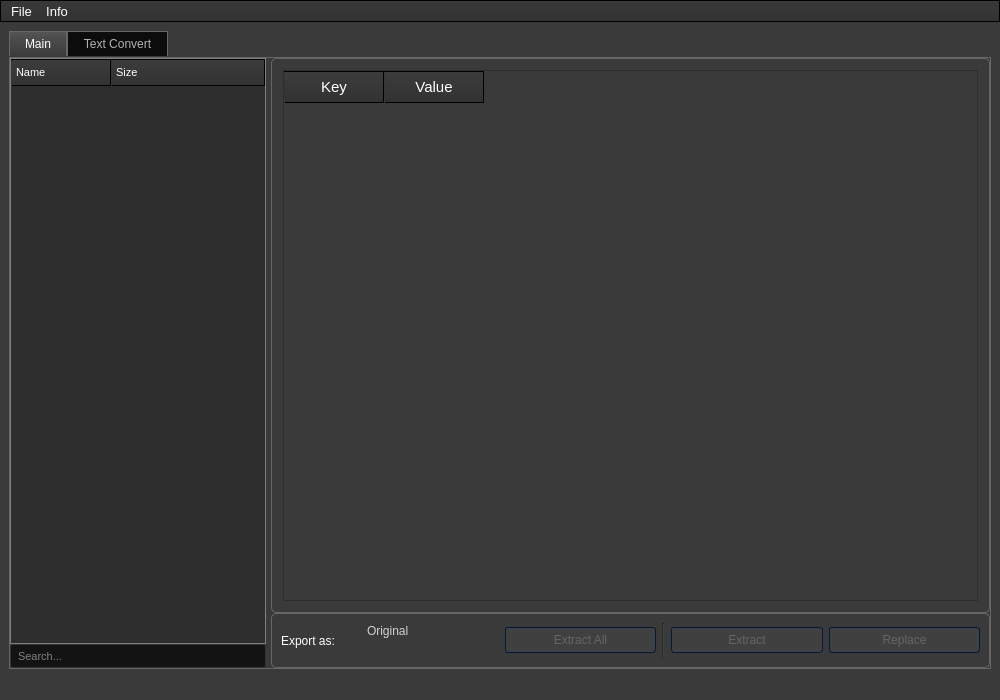
MillKeny/yerevandrive, file ydt.ui: the form before one commit.
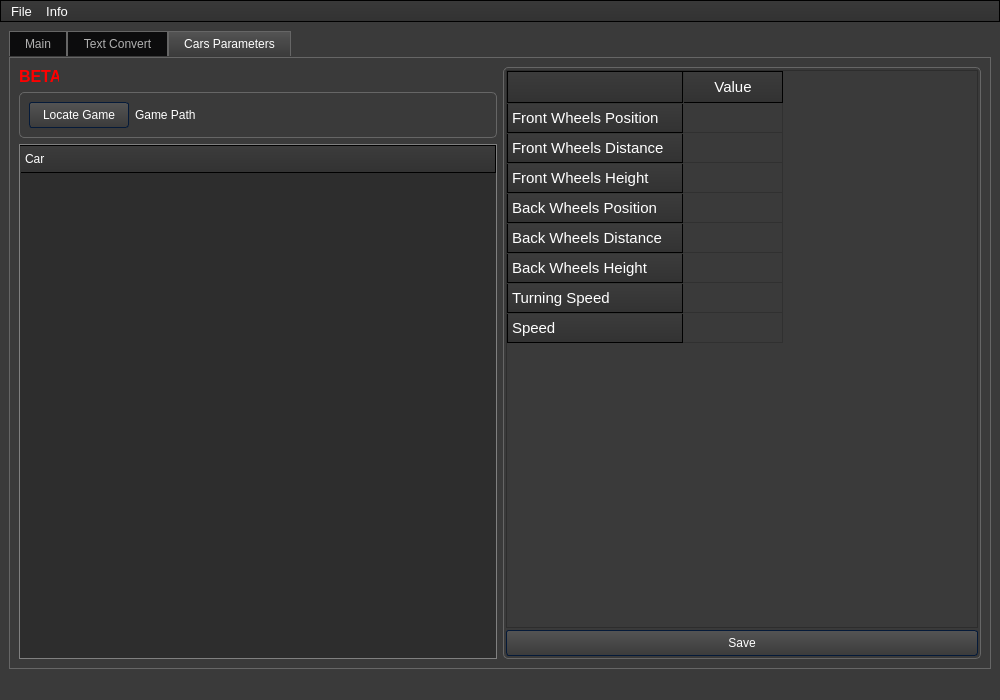
The form after the commit. Icons and pictures are not drawn.

The edit to the form file:
```diff
--- a/ydt.ui
+++ b/ydt.ui
@@ -1011,10 +1011,10 @@
   </property>
   <widget class="QWidget" name="centralwidget">
    <layout class="QGridLayout" name="gridLayout_3">
-    <item row="0" column="0">
+    <item row="0" column="1">
      <widget class="QTabWidget" name="tabWidget">
       <property name="currentIndex">
-       <number>0</number>
+       <number>2</number>
       </property>
       <widget class="QWidget" name="mainTab">
        <attribute name="title">
@@ -1480,6 +1480,191 @@
         </item>
        </layout>
       </widget>
+      <widget class="QWidget" name="carsTab">
+       <attribute name="title">
+        <string>Cars Parameters</string>
+       </attribute>
+       <layout class="QHBoxLayout" name="horizontalLayout_5">
+        <item>
+         <layout class="QVBoxLayout" name="verticalLayout_2">
+          <item>
+           <widget class="QLabel" name="label_2">
+            <property name="maximumSize">
+             <size>
+              <width>40</width>
+              <height>16777215</height>
+             </size>
+            </property>
+            <property name="font">
+             <font>
+              <pointsize>12</pointsize>
+              <bold>true</bold>
+             </font>
+            </property>
+            <property name="styleSheet">
+             <string notr="true">color: red;</string>
+            </property>
+            <property name="text">
+             <string>BETA</string>
+            </property>
+           </widget>
+          </item>
+          <item>
+           <widget class="QGroupBox" name="groupBox_4">
+            <property name="title">
+             <string/>
+            </property>
+            <layout class="QHBoxLayout" name="horizontalLayout_3">
+             <item>
+              <widget class="QPushButton" name="locateButton">
+               <property name="maximumSize">
+                <size>
+                 <width>100</width>
+                 <height>16777215</height>
+                </size>
+               </property>
+               <property name="text">
+                <string>Locate Game</string>
+               </property>
+              </widget>
+             </item>
+             <item>
+              <widget class="QLabel" name="locateLabel">
+               <property name="text">
+                <string>Game Path</string>
+               </property>
+              </widget>
+             </item>
+            </layout>
+           </widget>
+          </item>
+          <item>
+           <widget class="QTreeWidget" name="carTree">
+            <column>
+             <property name="text">
+              <string>Car</string>
+             </property>
+            </column>
+           </widget>
+          </item>
+         </layout>
+        </item>
+        <item>
+         <widget class="QGroupBox" name="groupBox_3">
+          <property name="title">
+           <string/>
+          </property>
+          <layout class="QGridLayout" name="gridLayout_2" rowstretch="0,0">
+           <property name="leftMargin">
+            <number>2</number>
+           </property>
+           <property name="topMargin">
+            <number>2</number>
+           </property>
+           <property name="rightMargin">
+            <number>2</number>
+           </property>
+           <property name="bottomMargin">
+            <number>2</number>
+           </property>
+           <property name="spacing">
+            <number>2</number>
+           </property>
+           <item row="0" column="0">
+            <widget class="QTableWidget" name="paramsTable">
+             <property name="font">
+              <font>
+               <pointsize>11</pointsize>
+               <bold>false</bold>
+               <kerning>true</kerning>
+              </font>
+             </property>
+             <property name="locale">
+              <locale language="Russian" country="Russia"/>
+             </property>
+             <property name="showGrid">
+              <bool>true</bool>
+             </property>
+             <property name="gridStyle">
+              <enum>Qt::PenStyle::SolidLine</enum>
+             </property>
+             <property name="wordWrap">
+              <bool>true</bool>
+             </property>
+             <property name="rowCount">
+              <number>8</number>
+             </property>
+             <property name="columnCount">
+              <number>1</number>
+             </property>
+             <attribute name="horizontalHeaderVisible">
+              <bool>true</bool>
+             </attribute>
+             <attribute name="horizontalHeaderCascadingSectionResizes">
+              <bool>false</bool>
+             </attribute>
+             <attribute name="verticalHeaderCascadingSectionResizes">
+              <bool>false</bool>
+             </attribute>
+             <row>
+              <property name="text">
+               <string>Front Wheels Position</string>
+              </property>
+             </row>
+             <row>
+              <property name="text">
+               <string>Front Wheels Distance</string>
+              </property>
+             </row>
+             <row>
+              <property name="text">
+               <string>Front Wheels Height</string>
+              </property>
+             </row>
+             <row>
+              <property name="text">
+               <string>Back Wheels Position</string>
+              </property>
+             </row>
+             <row>
+              <property name="text">
+               <string>Back Wheels Distance</string>
+              </property>
+             </row>
+             <row>
+              <property name="text">
+               <string>Back Wheels Height</string>
+              </property>
+             </row>
+             <row>
+              <property name="text">
+               <string>Turning Speed</string>
+              </property>
+             </row>
+             <row>
+              <property name="text">
+               <string>Speed</string>
+              </property>
+             </row>
+             <column>
+              <property name="text">
+               <string>Value</string>
+              </property>
+             </column>
+            </widget>
+           </item>
+           <item row="1" column="0">
+            <widget class="QPushButton" name="saveParamsButton">
+             <property name="text">
+              <string>Save</string>
+             </property>
+            </widget>
+           </item>
+          </layout>
+         </widget>
+        </item>
+       </layout>
+      </widget>
      </widget>
     </item>
    </layout>
```
